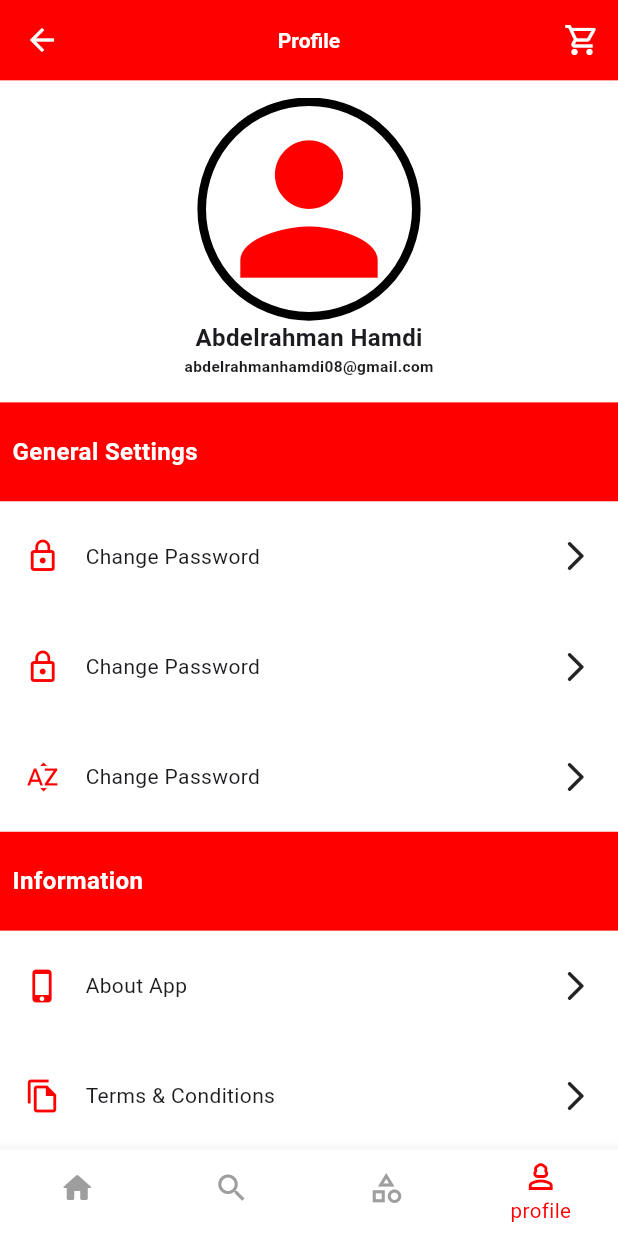
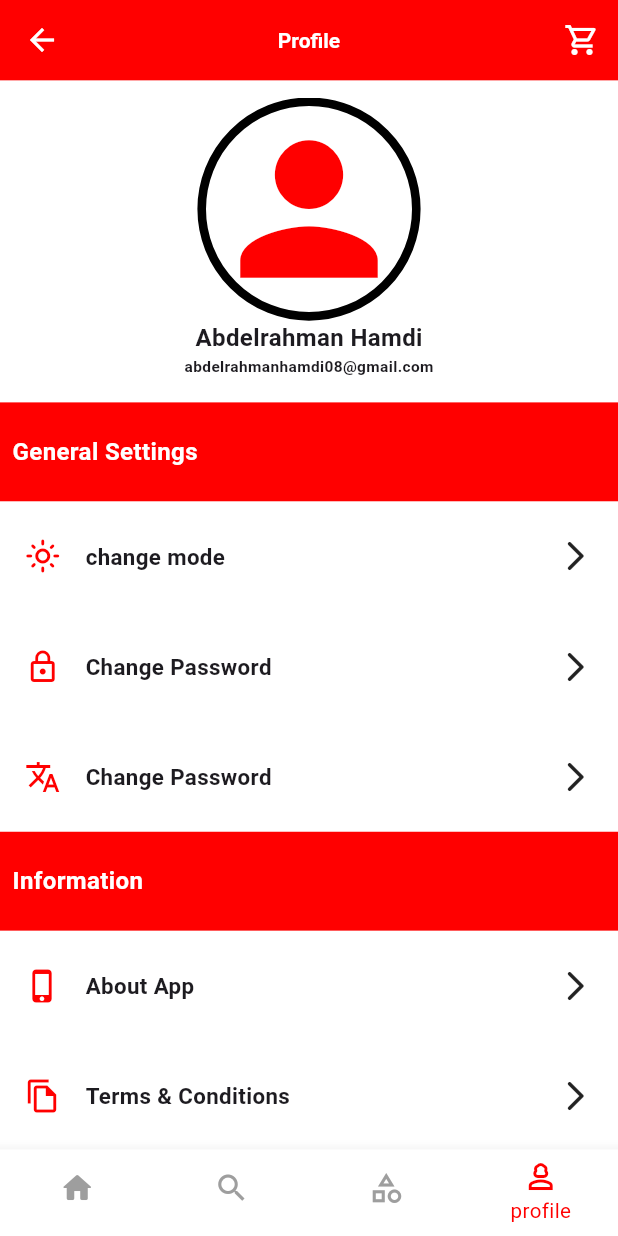
Before and after one commit to pgd8/mayomart_online_store, a Flutter app: the HomeScreen screen opened by its route, item 4 of the bottom bar chosen, on a phone screen of 412 x 824 dp. Run offline on Flutter 3.47's test engine with Material 3 defaults, Android fonts, the phone set to English and light mode, and no system bars; our stand-ins replace flutter_screenutil, flutter_slidable, google_fonts, slide_to_act; Roboto replaces fonts that are missing (childos).

Commit message:
update in profile tab design

```diff
--- a/lib/Tabs/Porfile_Components/setting_template.dart
+++ b/lib/Tabs/Porfile_Components/setting_template.dart
@@ -1,6 +1,5 @@
 import 'package:flutter/material.dart';
 import 'package:flutter_screenutil/flutter_screenutil.dart';
-import 'package:mayomart_online_store/My_APP/app_theme.dart';
 
 class SettingTemplate extends StatelessWidget {
   Icon icon;
@@ -23,7 +22,14 @@ class SettingTemplate extends StatelessWidget {
               ),
               Container(
                   alignment: Alignment.centerLeft,
-                  child: Text(title)
+                  child: Text(
+                      title,
+                    style: TextStyle(
+                      fontSize: 13.sp,
+                      fontFamily: "childos",
+                      fontWeight: FontWeight.bold
+                    ),
+                  )
               )
             ],
           ),
--- a/lib/Tabs/profile_tab.dart
+++ b/lib/Tabs/profile_tab.dart
@@ -69,16 +69,16 @@ class ProfileTab extends StatelessWidget {
             ),
             SettingTemplate(
                 icon: const Icon(
-                  Icons.lock_outline,
+                  Icons.light_mode_outlined,
                   color: AppTheme.mainColor,
                 ),
-                title: "Change Password"),
+                title: "change mode"),
             SettingTemplate(
                 icon: const Icon(Icons.lock_outline, color: AppTheme.mainColor),
                 title: "Change Password"),
             SettingTemplate(
                 icon:
-                    const Icon(Icons.sort_by_alpha, color: AppTheme.mainColor),
+                    const Icon(Icons.translate, color: AppTheme.mainColor),
                 title: "Change Password"),
             Container(
               alignment: Alignment.centerLeft,
```
Also changed, not shown: lib/Tabs/home_tab.dart (+17 -1 lines), assets/images/home_logo.png (added).
